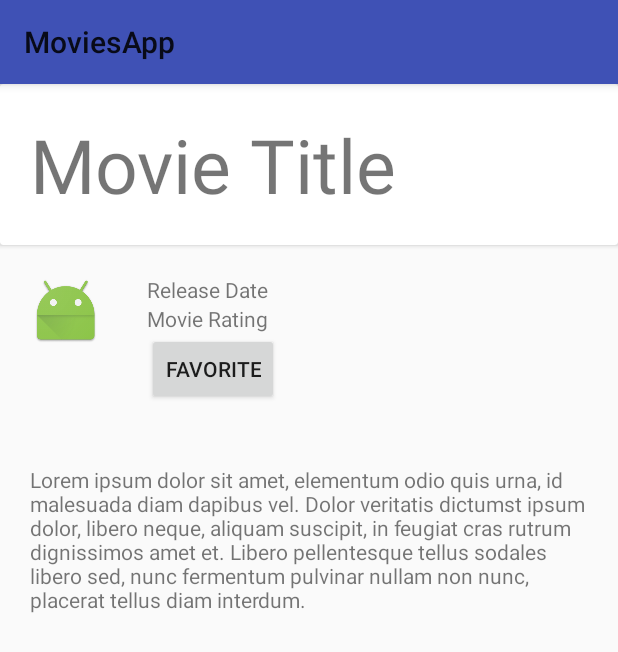
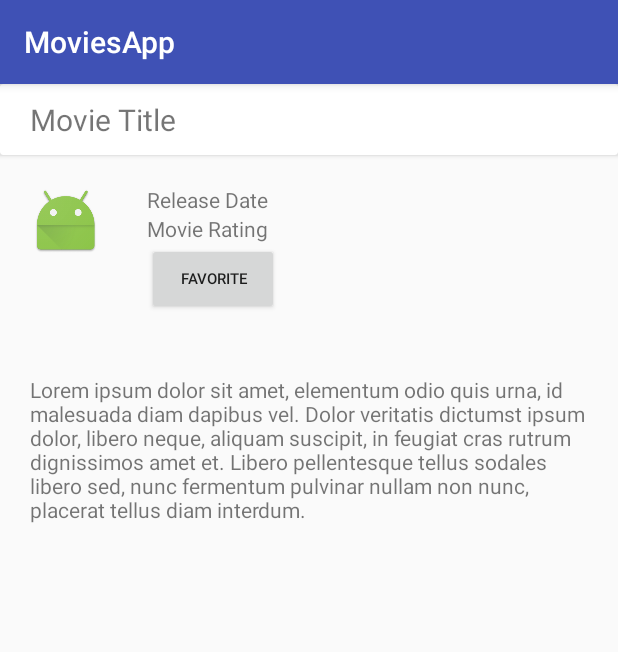
Before and after one commit to Do7aElNakeeb/MoviesApp, an Android app: the fragment MovieDetails placed in its activity, on a phone screen of 412 x 824 dp. Shown: the top 652 px of the screen. Run offline under Robolectric (Android 15) with nearby library versions, the phone set to English and light mode, and no system bars; our stand-ins replace Picasso, Volley; network calls fail; pictures from the network do not load; 1 statement that could not run was skipped.

Commit message:
MovieDetails Portrait and Landscape
View Movie details on portrait and landscape modes with saving the
instant state and the selected movie

```diff
--- a/app/src/main/java/cf/do7aelnakeeb/moviesapp/activity/MainActivity.java
+++ b/app/src/main/java/cf/do7aelnakeeb/moviesapp/activity/MainActivity.java
@@ -21,6 +21,7 @@ import android.widget.Toast;
 import com.android.volley.Response;
 import com.android.volley.VolleyError;
 import com.android.volley.toolbox.StringRequest;
+import com.squareup.picasso.Picasso;
 
 import org.json.JSONArray;
 import org.json.JSONException;
@@ -36,22 +37,60 @@ import cf.do7aelnakeeb.moviesapp.app.AppController;
 import cf.do7aelnakeeb.moviesapp.app.Movie;
 import cf.do7aelnakeeb.moviesapp.helper.MoviesAdapter;
 
-public class MainActivity extends AppCompatActivity{
+public class MainActivity extends AppCompatActivity implements MoviesGrid.OnMovieSelected{
+
+    Boolean movieDetailsFrag = false;
 
     @Override
     protected void onCreate(Bundle savedInstanceState) {
         super.onCreate(savedInstanceState);
         setContentView(R.layout.activity_main);
 
-        FragmentManager fragmentManager = getSupportFragmentManager();
-        FragmentTransaction fragmentTransaction = fragmentManager.beginTransaction();
-        MoviesGrid moviesGrid = new MoviesGrid();
+        if (savedInstanceState == null){
+            FragmentManager fragmentManager = getSupportFragmentManager();
+            FragmentTransaction fragmentTransaction = fragmentManager.beginTransaction();
+            MoviesGrid moviesGrid = new MoviesGrid();
 
-        fragmentTransaction.replace(R.id.movieDetailsFragment, moviesGrid);
-        fragmentTransaction.commit();
+            fragmentTransaction.add(R.id.movieGridFragment, moviesGrid, "Movies Grid");
+            fragmentTransaction.setTransition(FragmentTransaction.TRANSIT_FRAGMENT_FADE);
+            fragmentTransaction.commit();
+        }
 
 
+        if(findViewById(R.id.movieDetailsFragment) != null){
+            movieDetailsFrag = true;
+            getFragmentManager().popBackStack();
+
+            MovieDetails movieDetails = (MovieDetails) getSupportFragmentManager().findFragmentById(R.id.movieDetailsFragment);
+            if(movieDetails == null){
+                FragmentTransaction ft = getSupportFragmentManager().beginTransaction();
+                movieDetails = new MovieDetails();
+                MoviesGrid moviesGrid = new MoviesGrid();
+                ft.replace(R.id.movieGridFragment, moviesGrid, "Movies Grid");
+                ft.replace(R.id.movieDetailsFragment, movieDetails, "Movie Details Fragment");
+                ft.setTransition(FragmentTransaction.TRANSIT_FRAGMENT_FADE);
+                ft.commit();
+            }
+        }
 
     }
 
+    @Override
+    public void onMovieSelected(Movie movie) {
+        if(movieDetailsFrag){
+            Log.d("Movie Name", movie.getName());
+            MovieDetails movieDetails = (MovieDetails) getSupportFragmentManager().findFragmentById(R.id.movieDetailsFragment);
+            movieDetails.updateMovieDetails(movie);
+        }
+        else{
+            Log.d("Movie Name1", movie.getName());
+            MovieDetails movieDetails = new MovieDetails();
+            movieDetails.setMovie(movie);
+            FragmentTransaction ft = getSupportFragmentManager().beginTransaction();
+            ft.replace(R.id.movieGridFragment, movieDetails, "Movie Details Fragment");
+            ft.setTransition(FragmentTransaction.TRANSIT_FRAGMENT_FADE);
+            ft.addToBackStack(null);
+            ft.commit();
+        }
+    }
 }
--- a/app/src/main/java/cf/do7aelnakeeb/moviesapp/activity/MovieDetails.java
+++ b/app/src/main/java/cf/do7aelnakeeb/moviesapp/activity/MovieDetails.java
@@ -1,15 +1,23 @@
 package cf.do7aelnakeeb.moviesapp.activity;
 
+import android.content.Context;
+import android.content.SharedPreferences;
 import android.os.Bundle;
+import android.os.Parcelable;
 import android.support.annotation.Nullable;
 import android.support.v4.app.Fragment;
+import android.util.Log;
 import android.view.LayoutInflater;
 import android.view.View;
 import android.view.ViewGroup;
 import android.widget.ImageView;
 import android.widget.TextView;
 
+import com.squareup.picasso.Picasso;
+
 import cf.do7aelnakeeb.moviesapp.R;
+import cf.do7aelnakeeb.moviesapp.app.AppConst;
+import cf.do7aelnakeeb.moviesapp.app.Movie;
 
 /**
  * Created by NakeebMac on 10/21/16.
@@ -21,22 +29,58 @@ public class MovieDetails extends Fragment {
     TextView ReleaseDate;
     TextView Rating;
     TextView Description;
+    ImageView Image;
 
-    ImageView Image;
+    Movie selectedMovie;
+
+    @Override
+    public void onCreate(Bundle savedInstanceState) {
+        super.onCreate(savedInstanceState);
+    }
+
+    @Override
+    public void onActivityCreated(Bundle savedInstanceState) {
+        super.onActivityCreated(savedInstanceState);
+        if (savedInstanceState != null){
+            selectedMovie = (Movie) savedInstanceState.getSerializable("selectedMovie");
+        }
+
+        Title = (TextView) getView().findViewById(R.id.MovieTitle);
+        ReleaseDate = (TextView) getView().findViewById(R.id.ReleaseDate);
+        Rating = (TextView) getView().findViewById(R.id.MovieRating);
+        Description = (TextView) getView().findViewById(R.id.MovieDescription);
+        Image = (ImageView) getView().findViewById(R.id.MovieImage);
+
+        if (selectedMovie != null) {
+            updateMovieDetails(selectedMovie);
+        }
+
+    }
+
+    @Override
+    public void onSaveInstanceState(Bundle outState) {
+        super.onSaveInstanceState(outState);
+        outState.putSerializable("selectedMovie", selectedMovie);
+    }
 
     @Override
     public View onCreateView(LayoutInflater inflater, ViewGroup container, Bundle savedInstanceState) {
 
-        View view = inflater.inflate(R.layout.movie_details, container, false);
+        return inflater.inflate(R.layout.movie_details, container, false);
 
-        Title = (TextView) view.findViewById(R.id.MovieTitle);
-        ReleaseDate = (TextView) view.findViewById(R.id.ReleaseDate);
-        Rating = (TextView) view.findViewById(R.id.MovieRating);
-        Description = (TextView) view.findViewById(R.id.MovieDescription);
-        Image = (ImageView) view.findViewById(R.id.MovieImage);
+    }
 
+    public void setMovie(Movie movie){
+        Log.d("Movie Name4", movie.getName());
+        selectedMovie = movie;
+    }
 
-
-        return view;
+    public void updateMovieDetails(Movie movie){
+        Log.d("Movie Name3", movie.getName());
+        Picasso.with(getActivity()).load(AppConst.MoviesDBImageURL + movie.getImage()).into(Image);
+        Title.setText(movie.getName());
+        Description.setText(movie.getDescription());
+        ReleaseDate.setText(movie.getReleaseDate().substring(0,4));
+        Rating.setText(movie.getRating() + "/10");
     }
 }
--- a/app/src/main/java/cf/do7aelnakeeb/moviesapp/activity/MoviesGrid.java
+++ b/app/src/main/java/cf/do7aelnakeeb/moviesapp/activity/MoviesGrid.java
@@ -1,7 +1,10 @@
 package cf.do7aelnakeeb.moviesapp.activity;
 
+import android.app.Activity;
 import android.app.ProgressDialog;
+import android.content.Context;
 import android.os.Bundle;
+import android.support.annotation.Nullable;
 import android.support.v4.app.Fragment;
 import android.support.v7.widget.DefaultItemAnimator;
 import android.support.v7.widget.GridLayoutManager;
@@ -43,6 +46,8 @@ public class MoviesGrid extends Fragment {
     private static final String TAG = MainActivity.class.getSimpleName();
     private ProgressDialog pDialog;
 
+    OnMovieSelected onMovieSelected;
+
     RecyclerView MoviesRecyclerView;
     MoviesAdapter moviesAdapter;
     ArrayList<Movie> movieArrayList;
@@ -56,15 +61,14 @@ public class MoviesGrid extends Fragment {
     }
 
     @Override
-    public View onCreateView(LayoutInflater inflater, ViewGroup container, Bundle savedInstanceState) {
-
-        View view = inflater.inflate(R.layout.movies_grid, container, false);
+    public void onActivityCreated(Bundle savedInstanceState) {
+        super.onActivityCreated(savedInstanceState);
 
         // Progress dialog
         pDialog = new ProgressDialog(getActivity());
         pDialog.setCancelable(false);
 
-        MoviesRecyclerView = (RecyclerView) view.findViewById(R.id.MovieRecyclerView);
+        MoviesRecyclerView = (RecyclerView) getView().findViewById(R.id.MovieRecyclerView);
 
         MoviesRecyclerView.setLayoutManager(new GridLayoutManager(getActivity(), 2, LinearLayoutManager.VERTICAL, false));
 
@@ -72,12 +76,34 @@ public class MoviesGrid extends Fragment {
 
         syncMovies();
 
-        moviesAdapter = new MoviesAdapter(getActivity(), movieArrayList);
+//        moviesAdapter = new MoviesAdapter(getActivity(), movieArrayList, onMovieSelected);
         MoviesRecyclerView.setAdapter(moviesAdapter);
 
-        return view;
     }
 
+    @Override
+    public View onCreateView(LayoutInflater inflater, ViewGroup container, Bundle savedInstanceState) {
+
+        return inflater.inflate(R.layout.movies_grid, container, false);
+
+    }
+
+    // Container Activity must implement this interface
+    public interface OnMovieSelected {
+        void onMovieSelected(Movie movie);
+    }
+
+
+    @Override
+    public void onAttach(Context context) {
+        super.onAttach(context);
+
+        try {
+            onMovieSelected = (OnMovieSelected) getActivity();
+        } catch (ClassCastException e) {
+            throw new ClassCastException(getActivity().toString() + " must implement OnMovieSelected");
+        }
+    }
 
     private void syncMovies(){
 
@@ -124,7 +150,7 @@ public class MoviesGrid extends Fragment {
 
                                 }
 
-                                moviesAdapter = new MoviesAdapter(getActivity(), movieArrayList);
+                                moviesAdapter = new MoviesAdapter(getActivity(), movieArrayList, onMovieSelected);
                                 MoviesRecyclerView.setAdapter(moviesAdapter);
 
                             }
--- /dev/null
+++ b/app/src/main/res/layout-land/activity_main.xml
@@ -0,0 +1,25 @@
+<?xml version="1.0" encoding="utf-8"?>
+<LinearLayout xmlns:android="http://schemas.android.com/apk/res/android"
+    xmlns:tools="http://schemas.android.com/tools"
+    android:id="@+id/activity_main"
+    android:layout_width="fill_parent"
+    android:layout_height="fill_parent"
+    android:orientation="horizontal"
+    android:baselineAligned="false">
+
+    <FrameLayout
+        android:layout_width="0dp"
+        android:layout_height="match_parent"
+        android:id="@+id/movieGridFragment"
+        android:layout_weight="1">
+
+    </FrameLayout>
+
+    <FrameLayout
+        android:id="@+id/movieDetailsFragment"
+        android:layout_width="0dp"
+        android:layout_height="match_parent"
+        android:layout_weight="1.5" >
+
+    </FrameLayout>
+</LinearLayout>
--- a/app/src/main/res/layout/activity_main.xml
+++ b/app/src/main/res/layout/activity_main.xml
@@ -1,15 +1,16 @@
 <?xml version="1.0" encoding="utf-8"?>
-<RelativeLayout xmlns:android="http://schemas.android.com/apk/res/android"
+<LinearLayout xmlns:android="http://schemas.android.com/apk/res/android"
     xmlns:tools="http://schemas.android.com/tools"
     android:id="@+id/activity_main"
-    android:layout_width="match_parent"
-    android:layout_height="match_parent"
+    android:layout_width="fill_parent"
+    android:layout_height="fill_parent"
+    android:orientation="vertical"
     tools:context="cf.do7aelnakeeb.moviesapp.activity.MainActivity">
 
     <FrameLayout
         android:layout_width="match_parent"
         android:layout_height="match_parent"
-        android:id="@+id/movieDetailsFragment">
+        android:id="@+id/movieGridFragment">
 
     </FrameLayout>
-</RelativeLayout>
+</LinearLayout>
--- a/app/src/main/res/layout/movie_details.xml
+++ b/app/src/main/res/layout/movie_details.xml
@@ -2,19 +2,19 @@
 <LinearLayout xmlns:android="http://schemas.android.com/apk/res/android"
     android:orientation="vertical"
     android:layout_width="match_parent"
-    android:layout_height="match_parent"
-    android:id="@+id/movieDetailsFragment">
+    android:layout_height="match_parent">
 
     <android.support.v7.widget.CardView
         android:layout_width="match_parent"
         android:layout_height="wrap_content">
 
         <TextView
-            android:padding="20dp"
+            android:padding="10dp"
+            android:layout_marginLeft="10dp"
             android:layout_width="match_parent"
             android:layout_height="wrap_content"
             android:id="@+id/MovieTitle"
-            android:textSize="50dp"
+            android:textSize="20dp"
             android:text="Movie Title"/>
 
     </android.support.v7.widget.CardView>
@@ -46,6 +46,7 @@
                         android:layout_width="match_parent"
                         android:layout_height="wrap_content"
                         android:id="@+id/ReleaseDate"
+
                         android:text="Release Date"/>
 
 
@@ -59,6 +60,7 @@
                         android:layout_width="wrap_content"
                         android:layout_height="wrap_content"
                         android:id="@+id/MovieFavBtn"
+                        android:textSize="10dp"
                         android:text="Favorite"/>
                 </LinearLayout>
             </LinearLayout>
--- a/app/src/main/res/values/colors.xml
+++ b/app/src/main/res/values/colors.xml
@@ -2,5 +2,5 @@
 <resources>
     <color name="colorPrimary">#3F51B5</color>
     <color name="colorPrimaryDark">#303F9F</color>
-    <color name="colorAccent">#FF4081</color>
+    <color name="colorAccent">#003832</color>
 </resources>
--- a/app/src/main/res/values/styles.xml
+++ b/app/src/main/res/values/styles.xml
@@ -1,7 +1,7 @@
 <resources>
 
     <!-- Base application theme. -->
-    <style name="AppTheme" parent="Theme.AppCompat.Light">
+    <style name="AppTheme" parent="Theme.AppCompat.DayNight.DarkActionBar">
         <!-- Customize your theme here. -->
         <item name="colorPrimary">@color/colorPrimary</item>
         <item name="colorPrimaryDark">@color/colorPrimaryDark</item>
```
Also changed, not shown: app/src/main/java/cf/do7aelnakeeb/moviesapp/helper/MoviesAdapter.java (+8 -8 lines).
